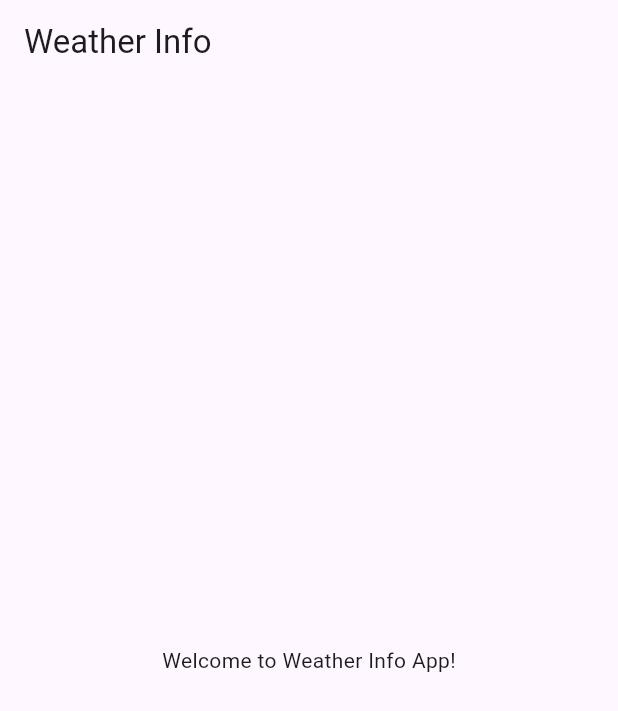
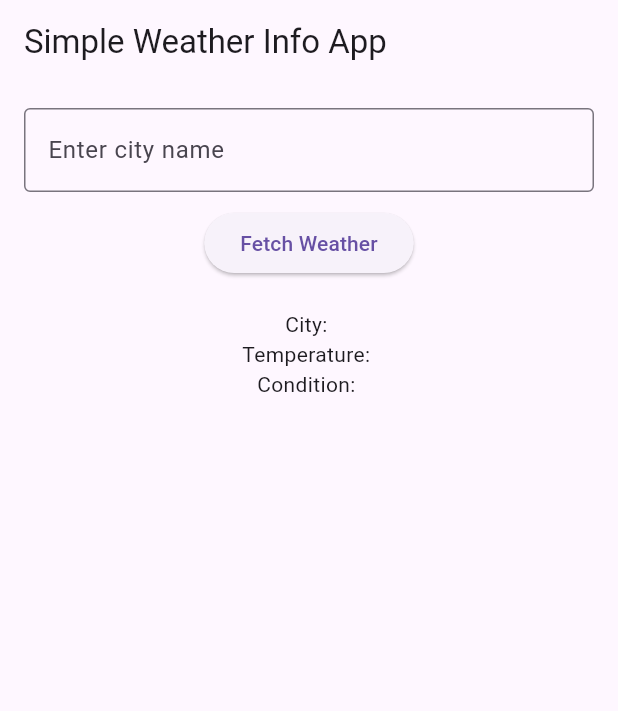
Before and after one commit to Omar64532/weather_info_app, a Flutter app: the screen it shows after launch, on a phone screen of 412 x 824 dp. Shown: the top 711 px of the screen. Run offline on Flutter 3.47's test engine with Material 3 defaults, Android fonts, the phone set to English and light mode, and no system bars.

Commit message:
Basic UI with input field and button

```diff
--- a/lib/main.dart
+++ b/lib/main.dart
@@ -1,31 +1,55 @@
 import 'package:flutter/material.dart';
 
 void main() {
-  runApp(WeatherInfoApp());
+  runApp(WeatherApp());
 }
 
-class WeatherInfoApp extends StatelessWidget {
+class WeatherApp extends StatefulWidget {
+  @override
+  _WeatherAppState createState() => _WeatherAppState();
+}
+
+class _WeatherAppState extends State<WeatherApp> {
+
+  final TextEditingController _cityController = TextEditingController();
+
+  // Define variables for weather data
+  String cityName = '';
+  String temperature = '';
+  String weatherCondition = '';
+
   @override
   Widget build(BuildContext context) {
     return MaterialApp(
-      title: 'Weather Info App',
-      theme: ThemeData(
-        primarySwatch: Colors.blue,
-      ),
-      home: HomeScreen(),
-    );
-  }
-}
+      home: Scaffold(
+        appBar: AppBar(
+          title: Text('Simple Weather Info App'),
+        ),
+        body: Padding(
+          padding: const EdgeInsets.all(16.0),
+          child: Column(
+            children: [
+              TextField(
+                controller: _cityController, // Use the controller to get input
+                decoration: InputDecoration(
+                  labelText: 'Enter city name',
+                  border: OutlineInputBorder(),
+                ),
+              ),
+              SizedBox(height: 10), // Add spacing
+              ElevatedButton(
+                onPressed: () {
 
-class HomeScreen extends StatelessWidget {
-  @override
-  Widget build(BuildContext context) {
-    return Scaffold(
-      appBar: AppBar(
-        title: Text('Weather Info'),
-      ),
-      body: Center(
-        child: Text('Welcome to Weather Info App!'),
+                },
+                child: Text('Fetch Weather'),
+              ),
+              SizedBox(height: 20),
+              Text('City: $cityName'),
+              Text('Temperature: $temperature'),
+              Text('Condition: $weatherCondition'),
+            ],
+          ),
+        ),
       ),
     );
   }
```
